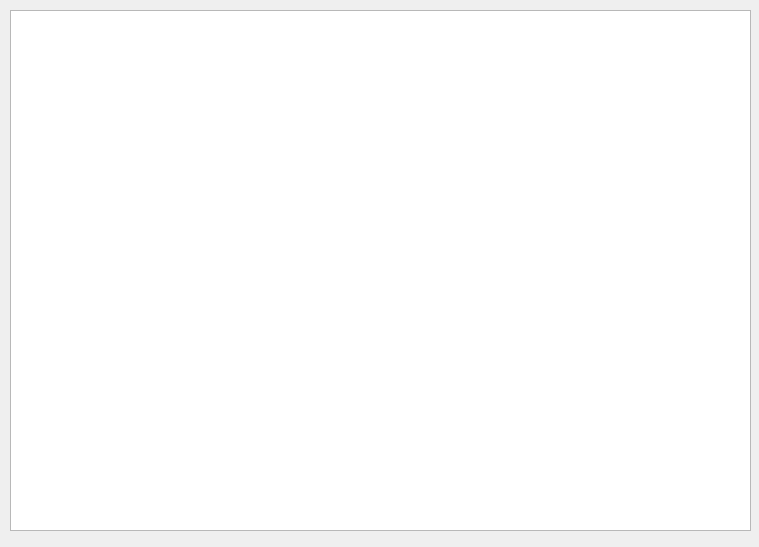
First picture: the form in proc/procwidget.ui, repository Codevka/qttop, before the edit.
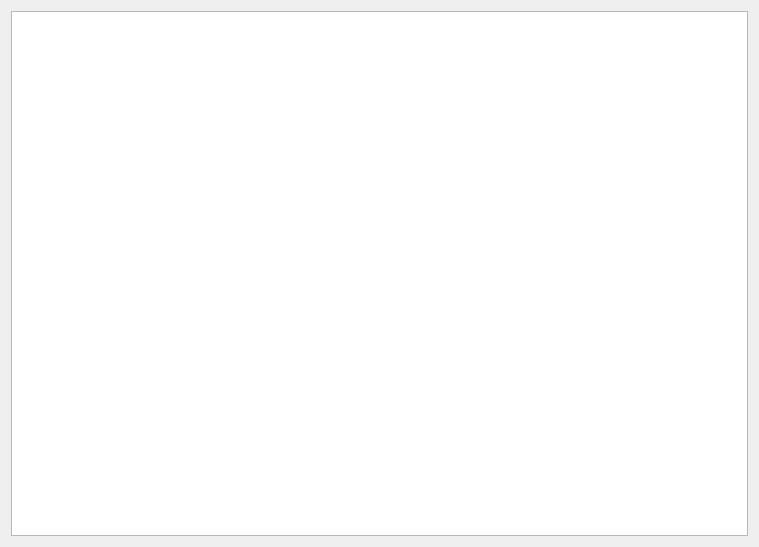
Second picture: the form after the edit.

Commit message: feat: UI adaptive resizing

```diff
--- a/proc/procwidget.ui
+++ b/proc/procwidget.ui
@@ -13,14 +13,20 @@
   <property name="windowTitle">
    <string>Form</string>
   </property>
+  <layout class="QVBoxLayout" name="verticalLayout">
+   <item>
   <widget class="QTableView" name="tableView">
-   <property name="geometry">
-    <rect>
-     <x>10</x>
-     <y>10</y>
-     <width>741</width>
-     <height>521</height>
-    </rect>
+     <property name="sizePolicy">
+      <sizepolicy hsizetype="Preferred" vsizetype="Preferred">
+       <horstretch>0</horstretch>
+       <verstretch>0</verstretch>
+      </sizepolicy>
+     </property>
+     <property name="minimumSize">
+      <size>
+       <width>400</width>
+       <height>300</height>
+      </size>
    </property>
    <property name="contextMenuPolicy">
     <enum>Qt::CustomContextMenu</enum>
@@ -28,6 +34,12 @@
    <property name="showGrid">
     <bool>true</bool>
    </property>
+     <property name="sortingEnabled">
+      <bool>false</bool>
+     </property>
+     <attribute name="horizontalHeaderCascadingSectionResizes">
+      <bool>false</bool>
+     </attribute>
    <attribute name="horizontalHeaderDefaultSectionSize">
     <number>145</number>
    </attribute>
@@ -35,6 +47,8 @@
     <bool>false</bool>
    </attribute>
   </widget>
+   </item>
+  </layout>
  </widget>
  <resources/>
  <connections/>
```
Lines whose indentation alone changed are shown as unchanged. The commit also changes 3 other files.
